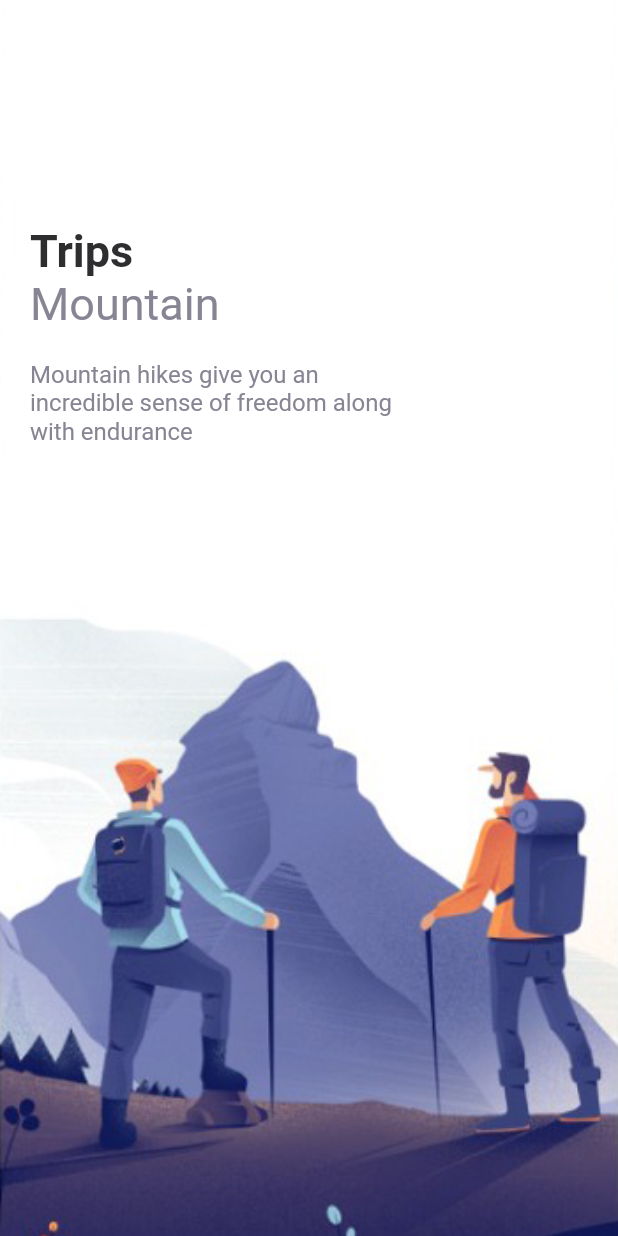
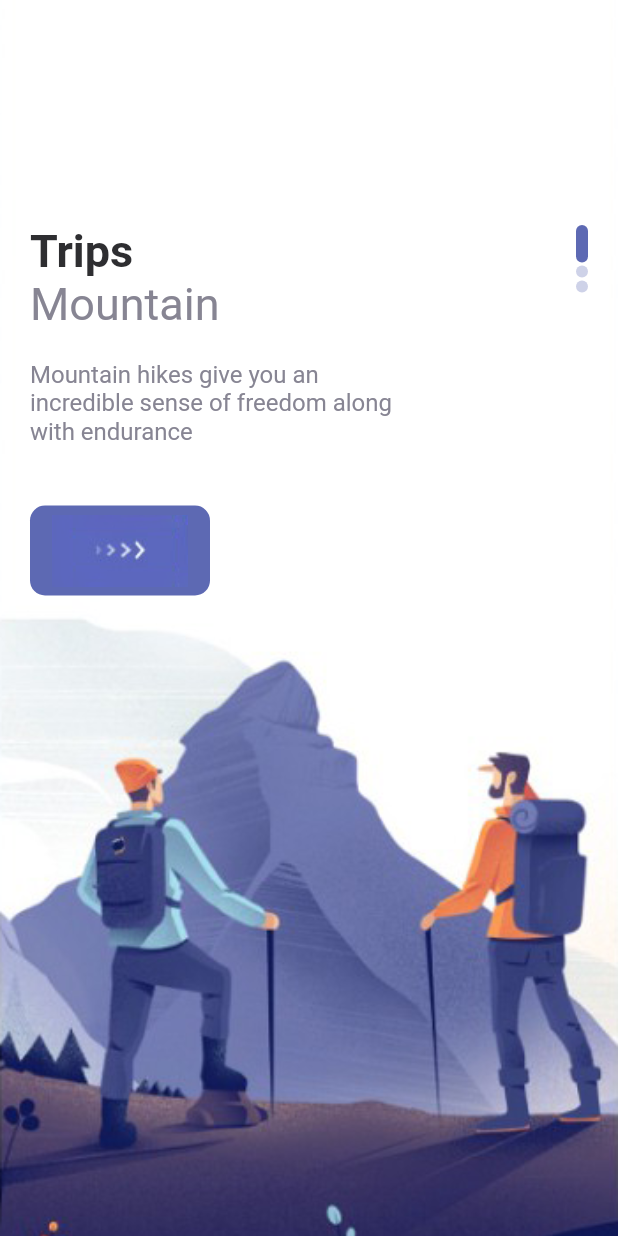
Before and after one commit to Rahul-iOS-ttn/Custom-Cubit-Flutter, a Flutter app: the screen it shows after launch, on a phone screen of 412 x 824 dp. Run offline on Flutter 3.47's test engine with Material 2 defaults, Android fonts, the phone set to English and light mode, and no system bars.

Commit message:
Responsive button for navigation into main view dot design for index indication in the UI

```diff
--- a/lib/Pages/welcome_page.dart
+++ b/lib/Pages/welcome_page.dart
@@ -1,6 +1,11 @@
-import 'package:custom_cubit_application/Widgets/app_text.dart';
-import 'package:custom_cubit_application/Widgets/app_title_text.dart';
 import 'package:flutter/material.dart';
+
+
+import '../Theming/colors.dart';
+import '../Widgets/app_text.dart';
+import '../Widgets/app_title_text.dart';
+import '../Widgets/responsive_button.dart';
+
 
 class WelcomePage extends StatefulWidget {
   const WelcomePage({ Key? key }) : super(key: key);
@@ -35,7 +40,9 @@ class _WelcomePageState extends State<WelcomePage> {
           ),
           child: Container(
             margin: const EdgeInsets.only(top: 150, left: 20, right: 20,),
-            child: Row(children: [
+            child: Row(
+              mainAxisAlignment: MainAxisAlignment.spaceBetween,
+              children: [
               Column(
                 crossAxisAlignment: CrossAxisAlignment.start,
                 children: [
@@ -48,7 +55,22 @@ class _WelcomePageState extends State<WelcomePage> {
                       text: "Mountain hikes give you an incredible sense of freedom along with endurance",
                       ),
                     ),
+                  const SizedBox(height: 40,),
+                  ResponsiveButton(width: 120,)
                 ],
+              ),
+              Column(
+                children: List.generate(3, (indexDots) {
+                  return Container(
+                    margin: const EdgeInsets.only(bottom: 2),
+                    width: 8,
+                    height:(index == indexDots) ? 25 : 8,
+                    decoration: BoxDecoration(
+                      borderRadius: BorderRadius.circular(8),
+                      color: (index == indexDots) ? AppColors.mainColor : AppColors.mainColor.withOpacity(0.3),
+                    ),
+                  );
+                }),
               )
             ],),
           ),
--- a/lib/Widgets/responsive_button.dart
+++ b/lib/Widgets/responsive_button.dart
@@ -0,0 +1,28 @@
+import 'package:custom_cubit_application/Theming/colors.dart';
+import 'package:flutter/material.dart';
+
+class ResponsiveButton extends StatelessWidget {
+
+  bool? isResponsive;
+  double? width;
+
+  ResponsiveButton({ Key? key, this.width, this.isResponsive }) : super(key: key);
+
+  @override
+  Widget build(BuildContext context) {
+    return Container(
+      width: width,
+      height: 60,
+      decoration: BoxDecoration(
+        borderRadius: BorderRadius.circular(10),
+        color: AppColors.mainColor,
+      ),
+      child: Row(
+        mainAxisAlignment: MainAxisAlignment.center ,
+        children: [
+          Image.asset("img/button-one.png")
+        ],
+      ),
+    );
+  }
+}
--- a/lib/main.dart
+++ b/lib/main.dart
@@ -12,8 +12,8 @@ class MyApp extends StatelessWidget {
   Widget build(BuildContext context) {
     return MaterialApp(
       title: 'Flutter Demo',
+      debugShowCheckedModeBanner: false,
       theme: ThemeData(
-
         primarySwatch: Colors.blue,
       ),
       home: const WelcomePage(),
```
